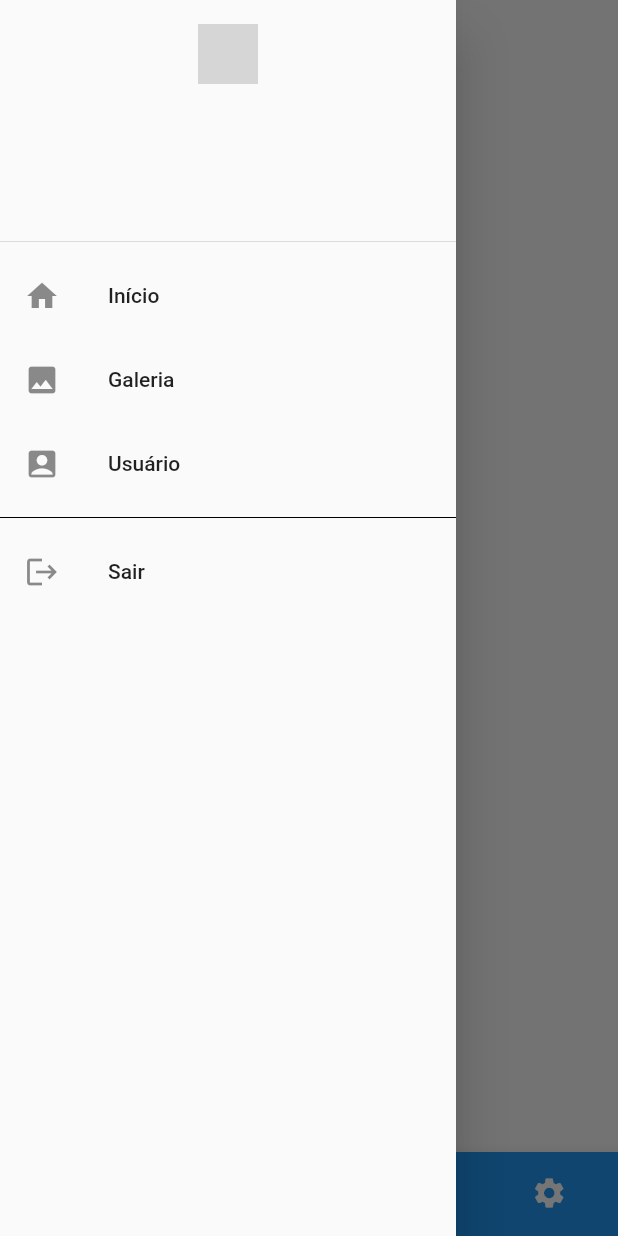
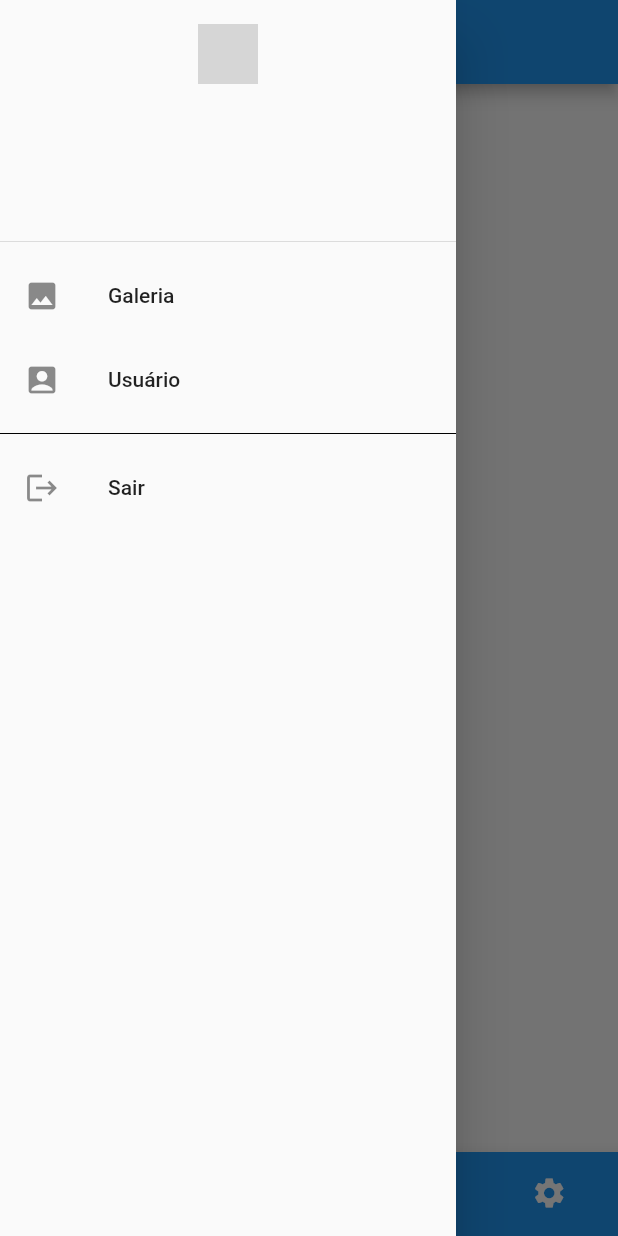
Before and after one commit to prpontes/applp4_2023, a Flutter app: the Home screen opened by its route, item 2 of the bottom bar chosen, with the side drawer open, on a phone screen of 412 x 824 dp. Run offline on Flutter 3.47's test engine with Material 2 defaults, Android fonts, the phone set to English and light mode, and no system bars; our stand-ins replace sqflite; accounts and stored records are empty; network calls fail; grey boxes are pictures that could not be loaded.

```diff
--- a/lib/drawer.dart
+++ b/lib/drawer.dart
@@ -36,13 +36,6 @@ class _DrawerMenuState extends State<DrawerMenu> {
             onTap: (){
               Navigator.pushReplacementNamed(context, "/home");
             },
-            leading: Icon(Icons.home),
-            title: Text("Início"),
-          ),
-          ListTile(
-            onTap: (){
-              Navigator.pushReplacementNamed(context, "/telaimagem");
-            },
             leading: Icon(Icons.image),
             title: Text("Galeria"),
           ),
--- a/lib/home.dart
+++ b/lib/home.dart
@@ -34,6 +34,9 @@ class _HomeState extends State<Home> {
     telas = [telaImagem, telaListagemImagens, telaGridImagens];
 
     return Scaffold(
+      appBar: AppBar(
+        title: Text("Imagem"),
+      ),
       drawer: DrawerMenu(),
       body: Center(
         child: telas!.elementAt(barraNavegacaoIndex),
--- a/lib/main.dart
+++ b/lib/main.dart
@@ -1,4 +1,5 @@
 import 'package:flutter/material.dart';
+import 'package:galeria_imagem/provider_imagem.dart';
 import 'package:galeria_imagem/provider_usuario.dart';
 import 'package:galeria_imagem/tela_imagem.dart';
 import 'package:galeria_imagem/tela_login.dart';
@@ -20,6 +21,7 @@ void main() async{
   runApp(MultiProvider(
     providers: [
       ChangeNotifierProvider(create: (_) => UsuarioProvider()),
+      ChangeNotifierProvider(create: (_) => ImagemProvider()),
     ],
     child: MaterialApp(
       //home: TelaLogin(bd: bd,),
--- /dev/null
+++ b/lib/provider_imagem.dart
@@ -0,0 +1,20 @@
+import 'package:flutter/foundation.dart';
+import 'imagem.dart';
+
+class ImagemProvider extends ChangeNotifier
+{
+  List<Imagem> _imagem = [];
+
+  set imagem(Imagem img){
+    _imagem.add(img);
+
+    notifyListeners();
+  }
+
+  set listaImagem(List<Imagem> img){
+    _imagem = img;
+
+    notifyListeners();
+  }
+  List<Imagem> get listaImagem => _imagem;
+}
--- a/lib/tela_listagem_imagens.dart
+++ b/lib/tela_listagem_imagens.dart
@@ -1,6 +1,10 @@
 import 'package:flutter/material.dart';
+import 'package:galeria_imagem/provider_imagem.dart';
+import 'package:provider/provider.dart';
 
 import 'banco.dart';
+import 'imagem.dart';
+import 'imagem_detalhe.dart';
 
 class ListagemImagens extends StatefulWidget {
   Banco? bd;
@@ -12,8 +16,36 @@ class ListagemImagens extends StatefulWidget {
 }
 
 class _ListagemImagensState extends State<ListagemImagens> {
+
+  List<Imagem> listaimg = [];
+
   @override
   Widget build(BuildContext context) {
-    return Container();
+
+    listaimg = Provider.of<ImagemProvider>(context, listen: true).listaImagem;
+
+    return ListView.builder(
+      itemCount: listaimg.length,
+      itemBuilder: (context, index){
+        return ListTile(
+          title: Text(listaimg[index].titulo),
+          subtitle: Text(listaimg[index].descricao),
+          leading: CircleAvatar(
+            backgroundImage: NetworkImage(listaimg[index].url),
+          ),
+          onTap: ()async {
+            final id = await Navigator.push(
+                context,
+                MaterialPageRoute(
+                    builder: (context) => ImagemDetalhe(img: listaimg[index], bd: widget.bd,)
+                )
+            );
+            if(id != null){
+              widget.bd!.removerImagem(id);
+            }
+          },
+        );
+      },
+    );
   }
 }
```
Also changed, not shown: lib/tela_imagem.dart (+7 -4 lines).
